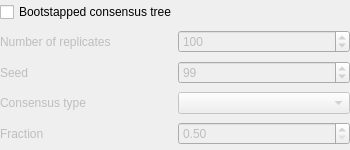
violethaze74/ugene, file src/plugins_3rdparty/phylip/src/ui/SeqBootModel.ui: the form before one commit.
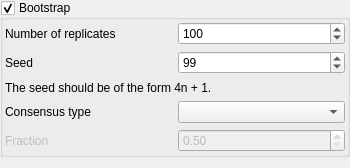
The form after the commit.

Commit message: UGENE-52 dialog fix

The edit to the form file:
```diff
--- a/src/plugins_3rdparty/phylip/src/ui/SeqBootModel.ui
+++ b/src/plugins_3rdparty/phylip/src/ui/SeqBootModel.ui
@@ -7,7 +7,7 @@
     <x>0</x>
     <y>0</y>
     <width>350</width>
-    <height>150</height>
+    <height>168</height>
    </rect>
   </property>
   <property name="minimumSize">
@@ -19,27 +19,40 @@
   <property name="windowTitle">
    <string>Form</string>
   </property>
+  <layout class="QVBoxLayout" name="verticalLayout_2">
+   <property name="leftMargin">
+    <number>0</number>
+   </property>
+   <property name="topMargin">
+    <number>0</number>
+   </property>
+   <property name="rightMargin">
+    <number>0</number>
+   </property>
+   <item>
+    <widget class="QGroupBox" name="BootstrapGroupBox">
+     <property name="enabled">
+      <bool>true</bool>
+     </property>
+     <property name="title">
+      <string>Bootstrap</string>
+     </property>
+     <property name="checkable">
+      <bool>true</bool>
+     </property>
+     <property name="checked">
+      <bool>true</bool>
+     </property>
   <layout class="QVBoxLayout" name="verticalLayout">
    <property name="margin">
-    <number>0</number>
-   </property>
-   <item>
-    <layout class="QHBoxLayout" name="horizontalLayout_2">
-     <item>
-      <widget class="QCheckBox" name="bootstrapCheckBox">
-       <property name="text">
-        <string>Bootstapped consensus tree</string>
-       </property>
-      </widget>
-     </item>
-    </layout>
-   </item>
+       <number>2</number>
+      </property>
    <item>
     <layout class="QHBoxLayout" name="horizontalLayout">
      <item>
       <widget class="QLabel" name="label2">
        <property name="enabled">
-        <bool>false</bool>
+           <bool>true</bool>
        </property>
        <property name="text">
         <string>Number of replicates</string>
@@ -49,7 +62,7 @@
      <item>
       <widget class="QSpinBox" name="repsSpinBox">
        <property name="enabled">
-        <bool>false</bool>
+           <bool>true</bool>
        </property>
        <property name="minimum">
         <number>1</number>
@@ -69,7 +82,7 @@
      <item>
       <widget class="QLabel" name="label3">
        <property name="enabled">
-        <bool>false</bool>
+           <bool>true</bool>
        </property>
        <property name="text">
         <string>Seed</string>
@@ -79,7 +92,7 @@
      <item>
       <widget class="QSpinBox" name="seedSpinBox">
        <property name="enabled">
-        <bool>false</bool>
+           <bool>true</bool>
        </property>
        <property name="maximum">
         <number>32765</number>
@@ -91,12 +104,26 @@
      </item>
     </layout>
    </item>
+      <item>
+       <layout class="QVBoxLayout" name="verticalLayout_3">
+        <item>
+         <widget class="QLabel" name="label">
+          <property name="text">
+           <string>The seed should be of the form 4n + 1.</string>
+          </property>
+          <property name="textFormat">
+           <enum>Qt::AutoText</enum>
+          </property>
+         </widget>
+        </item>
+       </layout>
+      </item>
    <item>
     <layout class="QHBoxLayout" name="horizontalLayout_5">
      <item>
       <widget class="QLabel" name="label4">
        <property name="enabled">
-        <bool>false</bool>
+           <bool>true</bool>
        </property>
        <property name="text">
         <string>Consensus type</string>
@@ -106,7 +133,7 @@
      <item>
       <widget class="QComboBox" name="ConsModeComboBox">
        <property name="enabled">
-        <bool>false</bool>
+           <bool>true</bool>
        </property>
       </widget>
      </item>
@@ -141,6 +168,9 @@
       </widget>
      </item>
     </layout>
+      </item>
+     </layout>
+    </widget>
    </item>
   </layout>
  </widget>
```
Lines whose indentation alone changed are shown as unchanged. The commit also changes 3 other files.
